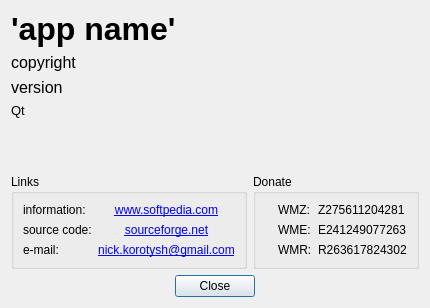
Kolcha/DigitalClock4, file digital_clock/gui/about_dialog.ui: the form before one commit.
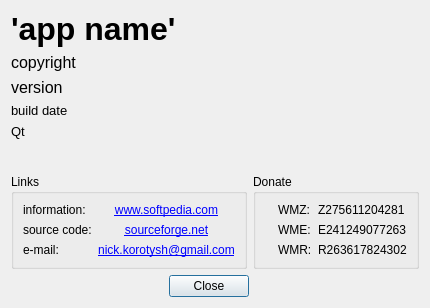
The form after the commit. Icons and pictures are not drawn.

Commit message:
added build date info
branch : updater

Patch:
```diff
--- a/digital_clock/gui/about_dialog.ui
+++ b/digital_clock/gui/about_dialog.ui
@@ -57,6 +57,18 @@
        </property>
       </widget>
      </item>
+     <item>
+      <widget class="QLabel" name="build_date_value">
+       <property name="font">
+        <font>
+         <pointsize>10</pointsize>
+        </font>
+       </property>
+       <property name="text">
+        <string notr="true">build date</string>
+       </property>
+      </widget>
+     </item>
      <item>
       <widget class="QLabel" name="qt_value">
        <property name="font">
@@ -314,7 +326,7 @@
      </item>
     </layout>
    </item>
-   <item row="2" column="0" colspan="2">
+   <item row="2" column="0">
     <layout class="QHBoxLayout" name="horizontalLayout_2">
      <item>
       <spacer name="horizontalSpacer_4">
```
The commit also changes 3 other files.
